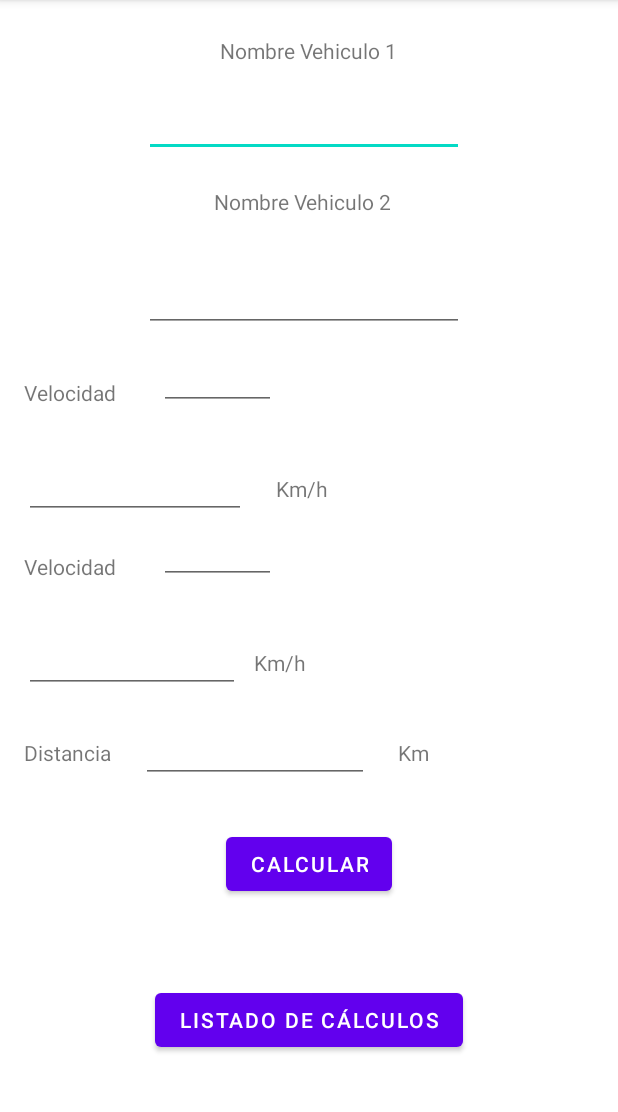
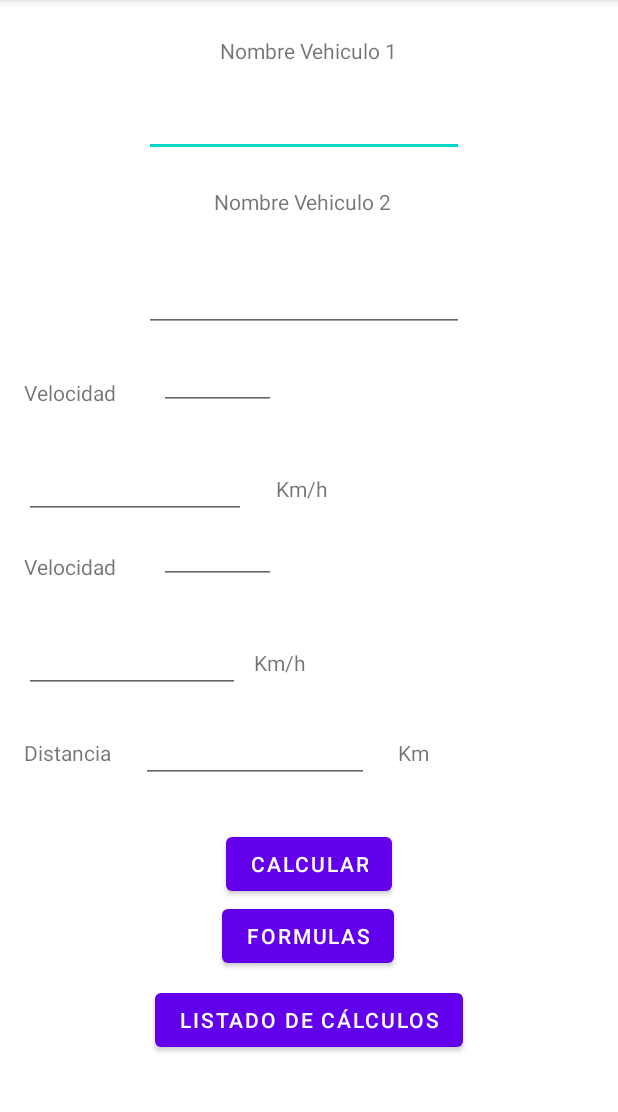
Before and after one commit to AlexVargas98/CalculadoraPuntosDeEncuentros, an Android app: the screen it shows after launch (MainActivity), on a phone screen of 412 x 824 dp, the part 84-1196 px from its top. Run offline under Robolectric (Android 15) with nearby library versions, the phone set to English and light mode, and no system bars.

Commit message:
Formulas y validacion
datos distancia, velocidad y activity formula

```diff
--- a/app/src/main/AndroidManifest.xml
+++ b/app/src/main/AndroidManifest.xml
@@ -9,7 +9,8 @@
         android:roundIcon="@mipmap/ic_launcher_round"
         android:supportsRtl="true"
         android:theme="@style/Theme.CalculadoraPuntosDeEncuentros">
-        <activity android:name=".calcular_punto_encuentro"></activity>
+        <activity android:name=".Formulas"></activity>
+        <activity android:name=".calcular_punto_encuentro" />
         <activity android:name=".lista_puntoencuentro" />
         <activity android:name=".MainActivity">
             <intent-filter>
--- a/app/src/main/res/layout/activity_main.xml
+++ b/app/src/main/res/layout/activity_main.xml
@@ -196,4 +196,16 @@
         android:inputType="number"
         app:layout_constraintStart_toEndOf="@+id/tvdistancia"
         app:layout_constraintTop_toTopOf="parent" />
+
+    <Button
+        android:id="@+id/bt_formulas"
+        android:layout_width="wrap_content"
+        android:layout_height="wrap_content"
+        android:layout_marginTop="600dp"
+        android:onClick="formulas"
+        android:text="Formulas"
+        app:layout_constraintEnd_toEndOf="parent"
+        app:layout_constraintHorizontal_bias="0.498"
+        app:layout_constraintStart_toStartOf="parent"
+        app:layout_constraintTop_toTopOf="parent" />
 </androidx.constraintlayout.widget.ConstraintLayout>
```
Also changed, not shown: app/src/main/java/com/alex/calculadorapuntosdeencuentros/Formulas.java (added, +14 -0 lines), app/src/main/java/com/alex/calculadorapuntosdeencuentros/MainActivity.java (+13 -1 lines), app/src/main/res/layout/activity_formulas.xml (added, +26 -0 lines), app/src/main/res/mipmap-mdpi/formula1.jpg (added), app/src/main/res/mipmap-mdpi/formula2.png (added).
